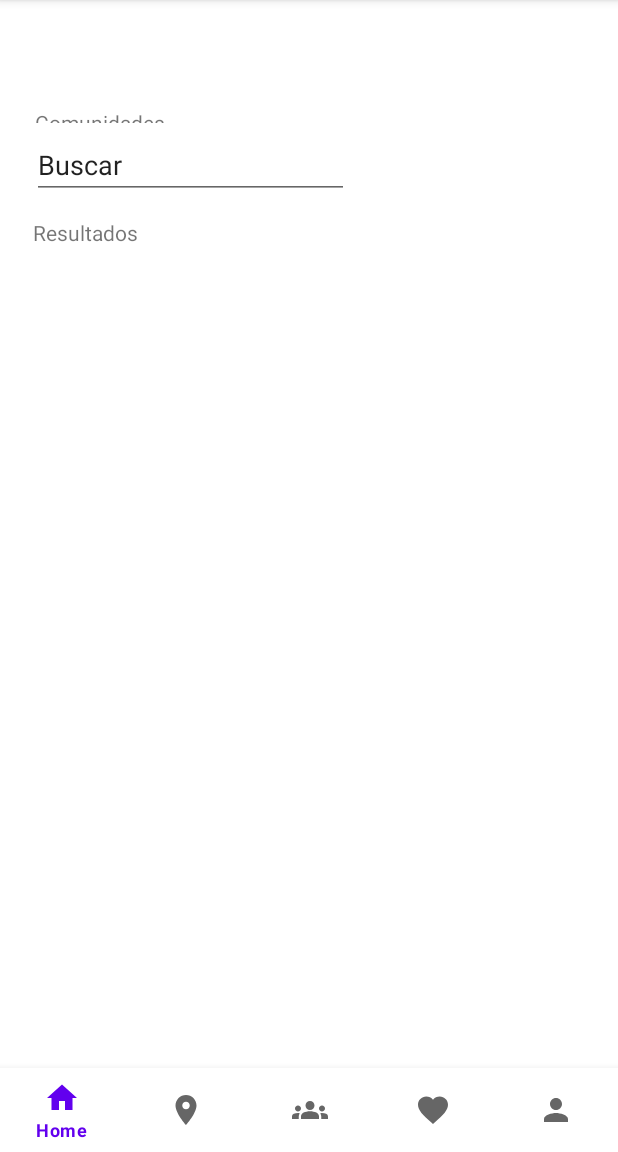
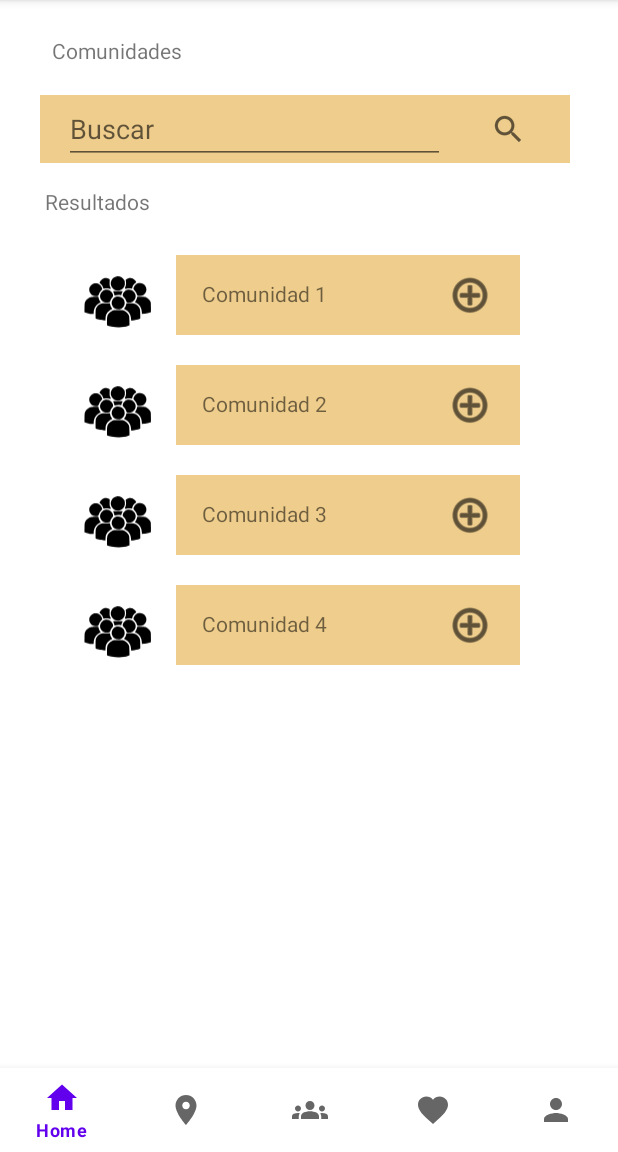
Before and after one commit to VictorV-R/EcoClub, an Android app: the fragment ComunityFragment placed in its activity, on a phone screen of 412 x 824 dp, the part 84-1236 px from its top. Run offline under Robolectric (Android 15) with nearby library versions, the phone set to English and light mode, and no system bars; pictures from the network do not load.

Commit message:
Avanzando con la plantilla de todas las comunidades

```diff
--- /dev/null
+++ b/app/src/main/java/com/example/ecoclub/View/Rectangulo.java
@@ -0,0 +1,35 @@
+package com.example.ecoclub.View;
+
+import android.content.Context;
+import android.graphics.Canvas;
+import android.graphics.Color;
+import android.graphics.Paint;
+import android.util.AttributeSet;
+import android.view.View;
+
+import androidx.annotation.Nullable;
+
+public class Rectangulo extends View {
+
+    //private Paint color;
+
+    public Rectangulo(Context context, @Nullable AttributeSet attrs) {
+        super(context, attrs);
+        //this.color = new Paint();
+    }
+
+    @Override
+    protected void onDraw(Canvas canvas) {
+        super.onDraw(canvas);
+
+        canvas.drawRGB(239, 205, 140);
+        /*
+        color.setColor(Color.GRAY);
+        //recibiendo el ancho y alto
+        int ancho = getWidth();
+        int alto = getHeight();
+
+        canvas.drawRect(0,0,ancho,alto, color);
+        */
+    }
+}
--- a/app/src/main/java/com/example/ecoclub/fragments/ComunityFragment.java
+++ b/app/src/main/java/com/example/ecoclub/fragments/ComunityFragment.java
@@ -3,19 +3,67 @@ package com.example.ecoclub.fragments;
 import android.os.Bundle;
 
 import androidx.fragment.app.Fragment;
+import androidx.recyclerview.widget.LinearLayoutManager;
+import androidx.recyclerview.widget.RecyclerView;
 
 import android.view.LayoutInflater;
 import android.view.View;
 import android.view.ViewGroup;
+import android.widget.ImageButton;
+import android.widget.Toast;
 
 import com.example.ecoclub.R;
+import com.example.ecoclub.news.AdapterComunity;
+
+import java.util.ArrayList;
 
 public class ComunityFragment extends Fragment {
+
+    //Recycler View
+    private ArrayList<String> listNameComunity;
+    private RecyclerView recycler;
+
+    private ImageButton btnSearch;
 
     @Override
     public View onCreateView(LayoutInflater inflater, ViewGroup container,
                              Bundle savedInstanceState) {
         // Inflate the layout for this fragment
-        return inflater.inflate(R.layout.fragment_comunity, container, false);
+        View view = inflater.inflate(R.layout.fragment_comunity, container, false);
+
+        referenciarAdaptador(view);
+
+        btnSearch = (ImageButton) view.findViewById(R.id.imgBtnSearch);
+        btnSearch.setOnClickListener(btnEvent);
+        return view;
     }
+
+    //para referenciar el adaptador y relacionarlo con el RecyclerView de Comunidades
+    //también se genera la informacion
+    private void referenciarAdaptador(View view) {
+        //Recycler View=======================
+        //Referenciamos el RecyclerView del layout
+        recycler = view.findViewById(R.id.idRecyclerComunity);
+        //para cargar una lista vertical
+        recycler.setLayoutManager(new LinearLayoutManager(getActivity(),
+                RecyclerView.VERTICAL, false));
+        //llenando datos de comunidad
+        listNameComunity = new ArrayList<>();
+        for (int i = 0; i < 10; i++){
+            listNameComunity.add("Comunidad "+ (i+1));
+        }
+        //enviamos los datos al adaptador de Comunidad
+        AdapterComunity adapter = new AdapterComunity(listNameComunity);
+        //por ultimo al recycler le enviamos el adaptador de la Comunidad
+        recycler.setAdapter(adapter);
+        ///===================================
+    }
+
+    //Evento cuando se ejecuta el boton de buscar comunidad
+    View.OnClickListener btnEvent = new View.OnClickListener() {
+        @Override
+        public void onClick(View view) {
+            Toast.makeText(getActivity(), "Si funciona el button image", Toast.LENGTH_LONG).show();
+        }
+    };
 }
--- /dev/null
+++ b/app/src/main/java/com/example/ecoclub/news/AdapterComunity.java
@@ -0,0 +1,63 @@
+package com.example.ecoclub.news;
+
+import android.view.LayoutInflater;
+import android.view.View;
+import android.view.ViewGroup;
+import android.widget.TextView;
+
+import androidx.annotation.NonNull;
+import androidx.recyclerview.widget.RecyclerView;
+
+import com.example.ecoclub.R;
+
+import java.util.ArrayList;
+
+public class AdapterComunity extends RecyclerView.Adapter<AdapterComunity.ViewHolderData> {
+
+    private ArrayList<String> listNameComunity;
+
+    public AdapterComunity(ArrayList<String> listNameComunity) {
+        this.listNameComunity = listNameComunity;
+    }
+
+    //Enlaza esta clase adaptador con el item(Comunity)
+    @Override
+    public ViewHolderData onCreateViewHolder(ViewGroup parent, int viewType) {
+        //inflamos el view y lo retornamos
+        View view = LayoutInflater.from(parent.getContext())
+                .inflate(R.layout.item_comunity, null, false);
+        return new ViewHolderData(view);
+    }
+
+    //establece la comunicacion entre el adaptador y la clase ViewHolderData
+    @Override
+    public void onBindViewHolder(@NonNull ViewHolderData holder, int position) {
+        //creamos un metodo en la clase ViewHolderData
+        holder.asignarDatos(this.listNameComunity.get(position));
+    }
+
+    //retorna el tamanio de la lista del item
+    @Override
+    public int getItemCount() {
+        return this.listNameComunity.size();
+    }
+
+    //clase ViewHolderData
+    public class ViewHolderData extends RecyclerView.ViewHolder {
+        //Aqui referenciamos los items del recycler view
+        //se juntarana varios item item_comunity
+
+        TextView data;
+
+        public ViewHolderData(@NonNull View itemView) {
+            super(itemView);
+            //buscando el item
+            data = (TextView) itemView.findViewById(R.id.idDataComunity);
+        }
+
+        //asignamos el string que llega del adaptador
+        public void asignarDatos(String s) {
+            data.setText(s);
+        }
+    }
+}
--- /dev/null
+++ b/app/src/main/res/drawable/idnp_person_8.xml
@@ -0,0 +1,62 @@
+<vector xmlns:android="http://schemas.android.com/apk/res/android"
+    android:width="285dp"
+    android:height="227dp"
+    android:viewportWidth="285"
+    android:viewportHeight="227">
+  <path
+      android:pathData="M139.3,20.1c-17.3,3.2 -27.2,21.7 -19.9,37.4 7.8,16.9 28.2,21.5 42,9.4 7,-6.2 9.1,-10.8 9.1,-20.4 0,-6.9 -0.4,-8.6 -2.7,-12.5 -6.2,-10.6 -17.2,-16 -28.5,-13.9z"
+      android:fillColor="#000000"
+      android:strokeColor="#00000000"/>
+  <path
+      android:pathData="M92,26.9c-7,2.3 -13.2,7.5 -16.4,13.7l-1.5,3.2 5.8,5.8c4.5,4.6 6.2,7.2 7.5,11.7 1.6,5.2 2.1,5.8 4,5.2 5.7,-1.7 13.7,-1.7 18.6,-0.1 7.5,2.5 8.7,1.1 5.2,-5.7 -2.4,-4.6 -2.7,-6.2 -2.6,-14.7 0.1,-5.2 0.3,-10.6 0.5,-12 0.3,-2 -0.4,-2.8 -3.8,-4.8 -4.6,-2.5 -13.2,-3.7 -17.3,-2.3z"
+      android:fillColor="#000000"
+      android:strokeColor="#00000000"/>
+  <path
+      android:pathData="M184.9,26.9c-3.7,1.2 -7.1,3.1 -9.6,5.3 -1.8,1.7 -2,2.4 -1.1,4.9 1.7,4.9 0.6,17.8 -1.9,22.9 -2,3.9 -2.1,4.6 -0.7,6.1 1.3,1.5 1.9,1.5 5.7,0.2 4.1,-1.5 15.1,-1.4 18.8,0.1 1.3,0.6 1.8,-0.1 2.4,-3 1.3,-7.2 6,-14.1 12.9,-19 2.7,-2 2.8,-2.1 1.3,-5 -2,-3.7 -7.2,-8.7 -11.6,-10.9 -3.9,-1.9 -12.5,-2.8 -16.2,-1.6z"
+      android:fillColor="#000000"
+      android:strokeColor="#00000000"/>
+  <path
+      android:pathData="M219.6,46.5c-5.9,2.1 -10.8,6.5 -13.8,12.5 -3.8,7.4 -3.6,9.6 1.1,13.7 4.2,3.5 10.1,14.1 10.1,17.9 0,1.8 0.8,2.4 5.1,3.4 12.3,3 24.3,-3.5 28.9,-15.8 7.3,-19.3 -11.8,-38.7 -31.4,-31.7z"
+      android:fillColor="#000000"
+      android:strokeColor="#00000000"/>
+  <path
+      android:pathData="M51.9,46.9c-7,2.3 -14.1,9.4 -15.9,16.1 -5.2,18.6 10.8,36.4 28.9,32 4.8,-1.1 5.1,-1.4 6.2,-5.3 1.8,-6.6 4.9,-11.9 9.5,-16.2 4.2,-3.8 4.3,-4.2 3.5,-7.8 -1.5,-6.2 -6.2,-12.9 -11.5,-16.1 -3.9,-2.5 -6.1,-3.1 -11.5,-3.3 -3.6,-0.1 -7.8,0.2 -9.2,0.6z"
+      android:fillColor="#000000"
+      android:strokeColor="#00000000"/>
+  <path
+      android:pathData="M95,70.9c-15.3,4.7 -23,21.3 -16.1,34.9 2.6,5 6.9,9.4 11.8,11.8 7.7,3.8 24.3,1.6 24.3,-3.4 0.1,-3 3.7,-9.8 7.4,-14 4.4,-4.8 4.6,-8.4 1.2,-15.8 -4.9,-10.5 -18,-16.7 -28.6,-13.5z"
+      android:fillColor="#000000"
+      android:strokeColor="#00000000"/>
+  <path
+      android:pathData="M178.7,71.5c-8.6,3.3 -15.1,10.6 -16.3,18.1 -0.6,4.3 -0.5,4.5 5,10.5 4.4,4.7 6,7.3 7.3,11.9 1.4,5 2.1,6.1 4.6,7 10.7,3.7 25,-2.7 29.8,-13.5 2.9,-6.6 3.2,-10.8 1.5,-17 -1.9,-6.5 -7,-12.6 -13,-15.7 -5.1,-2.6 -13.9,-3.2 -18.9,-1.3z"
+      android:fillColor="#000000"
+      android:strokeColor="#00000000"/>
+  <path
+      android:pathData="M126.5,77.7c2.1,4.7 4.4,12 4.5,13.7 0,1.3 0.5,1.6 1.8,1.1 6.4,-2.6 17.5,-3.2 22.3,-1.1 1.3,0.6 1.8,-0.1 2.4,-3 0.3,-2.1 1.5,-5.5 2.6,-7.6 1,-2 1.9,-4 1.9,-4.3 0,-0.3 -8.1,-0.5 -18.1,-0.5 -16.9,-0 -18.1,0.1 -17.4,1.7z"
+      android:fillColor="#000000"
+      android:strokeColor="#00000000"/>
+  <path
+      android:pathData="M136.6,97.5c-5.9,2.3 -9.9,5.7 -12.9,11.3 -3.9,7.1 -4.4,13.3 -1.8,20.3 7.9,20.8 35.6,22.5 45.5,2.7 6,-12.1 1.2,-26.8 -10.9,-33 -5.1,-2.7 -14.7,-3.3 -19.9,-1.3z"
+      android:fillColor="#000000"
+      android:strokeColor="#00000000"/>
+  <path
+      android:pathData="M44,98c-10.4,1.8 -19.8,9 -24.3,18.8 -1.9,4.1 -2.2,6.8 -2.5,21.8l-0.4,17.2 7.9,2.5c8.8,2.9 17.8,4.7 23.5,4.7 3.7,-0 3.8,-0.1 3.8,-3.8 0,-16.6 8.3,-31 21.6,-37.7l5.4,-2.8 -2.4,-3.1c-3,-4 -5.2,-9.1 -6.1,-14.5l-0.7,-4.1 -10.6,0.1c-5.9,0.1 -12.7,0.5 -15.2,0.9z"
+      android:fillColor="#000000"
+      android:strokeColor="#00000000"/>
+  <path
+      android:pathData="M217,99.4c0,3.9 -3.6,12.6 -6.5,15.6l-2.6,2.7 5.5,2.7c12.8,6.3 20.6,18.5 21.4,33.4l0.5,8.5 8.1,-0.6c4.7,-0.3 11.9,-1.8 17.1,-3.4l9,-2.9 0,-17.9c0,-16.8 -0.2,-18.3 -2.3,-22.7 -3,-6 -8.9,-11.9 -15,-14.9 -4.2,-2.1 -6.3,-2.4 -19.9,-2.7l-15.3,-0.3 0,2.5z"
+      android:fillColor="#000000"
+      android:strokeColor="#00000000"/>
+  <path
+      android:pathData="M78.6,124.5c-6.9,2.8 -13.3,8.7 -16.7,15.3 -2.2,4.3 -2.4,6.1 -2.7,22.1 -0.2,9.5 0,17.7 0.5,18.2 1.5,1.5 20.8,5.9 28.9,6.5l8.1,0.7 0.5,-9c0.3,-7.3 0.9,-10.1 3.3,-14.9 4.1,-8.5 12.8,-16.2 22.3,-20 0.1,-0.1 -1.3,-2.4 -3.2,-5.3 -1.9,-2.8 -4,-7.5 -4.6,-10.6l-1.1,-5.5 -14.7,-0c-13.3,-0 -15.3,0.3 -20.6,2.5z"
+      android:fillColor="#000000"
+      android:strokeColor="#00000000"/>
+  <path
+      android:pathData="M175.2,128c-0.9,3.9 -2.4,7.5 -4.8,10.6 -1.9,2.5 -3.4,4.7 -3.2,4.8 0.2,0.1 2.5,1.2 5.1,2.4 13.2,6.1 21.6,20.3 21.7,36.5l0,5.7 5.8,-0.6c7.3,-0.8 20.6,-3.8 25.5,-5.8l3.7,-1.6 0,-16c0,-19.6 -1.4,-24.6 -9.4,-32.6 -7.7,-7.6 -13.3,-9.4 -29.9,-9.4l-13.3,-0 -1.2,6z"
+      android:fillColor="#000000"
+      android:strokeColor="#00000000"/>
+  <path
+      android:pathData="M123.4,149.8c-6,2.5 -10.5,5.8 -14.1,10.6 -5.6,7.3 -6.5,11.3 -6.7,29.1l-0.1,16 2.5,1.2c1.4,0.6 8.4,2.4 15.5,3.9 22.2,4.5 45.5,3.5 62.3,-2.8l5.4,-2 -0.4,-17.2c-0.4,-15.6 -0.6,-17.5 -2.8,-22.1 -3.5,-7.2 -10.5,-13.8 -17.3,-16.4 -5.1,-1.9 -7.8,-2.1 -23,-2 -13.8,-0 -18,0.3 -21.3,1.7z"
+      android:fillColor="#000000"
+      android:strokeColor="#00000000"/>
+</vector>
--- a/app/src/main/res/layout/fragment_comunity.xml
+++ b/app/src/main/res/layout/fragment_comunity.xml
@@ -1,5 +1,6 @@
 <?xml version="1.0" encoding="utf-8"?>
-<RelativeLayout xmlns:android="http://schemas.android.com/apk/res/android"
+<androidx.constraintlayout.widget.ConstraintLayout xmlns:android="http://schemas.android.com/apk/res/android"
+    xmlns:app="http://schemas.android.com/apk/res-auto"
     xmlns:tools="http://schemas.android.com/tools"
     android:layout_width="match_parent"
     android:layout_height="match_parent"
@@ -14,27 +15,12 @@
         android:layout_alignParentTop="true"
         android:layout_alignParentEnd="true"
         android:layout_alignParentBottom="true"
-        android:layout_marginStart="23dp"
-        android:layout_marginTop="72dp"
-        android:layout_marginEnd="283dp"
-        android:layout_marginBottom="630dp"
-        android:text="@string/comunidades" />
-
-    <EditText
-        android:id="@+id/editTextTextPersonName2"
-        android:layout_width="wrap_content"
-        android:layout_height="wrap_content"
-        android:layout_alignParentStart="true"
-        android:layout_alignParentEnd="true"
-        android:layout_alignParentBottom="true"
-        android:layout_marginStart="21dp"
-        android:layout_marginEnd="179dp"
-        android:layout_marginBottom="579dp"
-        android:autofillHints="@string/buscar_auto_hint"
-        android:ems="10"
-        android:inputType="textPersonName"
-        android:labelFor="@id/textView2"
-        android:text="@string/buscar" />
+        android:layout_marginTop="24dp"
+        android:text="@string/comunidades"
+        app:layout_constraintEnd_toEndOf="parent"
+        app:layout_constraintHorizontal_bias="0.107"
+        app:layout_constraintStart_toStartOf="parent"
+        app:layout_constraintTop_toTopOf="parent"/>
 
     <TextView
         android:id="@+id/textView3"
@@ -43,17 +29,59 @@
         android:layout_alignParentStart="true"
         android:layout_alignParentEnd="true"
         android:layout_alignParentBottom="true"
-        android:layout_marginStart="22dp"
-        android:layout_marginEnd="319dp"
-        android:layout_marginBottom="547dp"
-        android:text="@string/resultados" />
+        android:layout_marginTop="16dp"
+        android:text="@string/resultados"
+        app:layout_constraintEnd_toEndOf="parent"
+        app:layout_constraintHorizontal_bias="0.087"
+        app:layout_constraintStart_toStartOf="parent"
+        app:layout_constraintTop_toBottomOf="@+id/rectangulo"/>
+
+    <com.example.ecoclub.View.Rectangulo
+        android:id="@+id/rectangulo"
+        android:layout_width="353dp"
+        android:layout_height="45dp"
+        android:layout_marginTop="20dp"
+        app:layout_constraintEnd_toEndOf="parent"
+        app:layout_constraintHorizontal_bias="0.454"
+        app:layout_constraintStart_toStartOf="parent"
+        app:layout_constraintTop_toBottomOf="@+id/textView2" />
+
+    <EditText
+        android:id="@+id/editTextTextPersonName2"
+        android:layout_width="254dp"
+        android:layout_height="46dp"
+        android:layout_marginStart="16dp"
+        android:ems="10"
+        android:hint="@string/buscar"
+        android:inputType="textPersonName"
+        app:layout_constraintBottom_toBottomOf="@+id/rectangulo"
+        app:layout_constraintStart_toStartOf="@+id/rectangulo"
+        app:layout_constraintTop_toTopOf="@+id/rectangulo" />
+
+    <ImageButton
+        android:id="@+id/imgBtnSearch"
+        android:layout_width="wrap_content"
+        android:layout_height="wrap_content"
+        android:background="@color/color_content"
+        android:src="?android:attr/actionModeWebSearchDrawable"
+        app:layout_constraintBottom_toBottomOf="@+id/rectangulo"
+        app:layout_constraintEnd_toEndOf="@+id/rectangulo"
+        app:layout_constraintStart_toEndOf="@+id/editTextTextPersonName2"
+        app:layout_constraintTop_toTopOf="@+id/rectangulo" />
+
 
     <androidx.recyclerview.widget.RecyclerView
-        android:layout_width="298dp"
-        android:layout_height="450dp"
-        android:layout_alignParentEnd="true"
-        android:layout_alignParentBottom="true"
-        android:layout_marginEnd="61dp"
-        android:layout_marginBottom="65dp" />
+        android:id="@+id/idRecyclerComunity"
+        android:layout_width="339dp"
+        android:layout_height="278dp"
+        android:layout_marginLeft="30dp"
+        android:layout_marginTop="24dp"
+        android:layout_marginRight="30dp"
+        app:layout_constraintBottom_toBottomOf="parent"
+        app:layout_constraintEnd_toEndOf="parent"
+        app:layout_constraintHorizontal_bias="0.583"
+        app:layout_constraintStart_toStartOf="parent"
+        app:layout_constraintTop_toBottomOf="@+id/textView3"
+        app:layout_constraintVertical_bias="0.0" />
 
-</RelativeLayout>
+</androidx.constraintlayout.widget.ConstraintLayout>
--- /dev/null
+++ b/app/src/main/res/layout/item_comunity.xml
@@ -0,0 +1,73 @@
+<?xml version="1.0" encoding="utf-8"?>
+<androidx.constraintlayout.widget.ConstraintLayout xmlns:android="http://schemas.android.com/apk/res/android"
+    xmlns:app="http://schemas.android.com/apk/res-auto"
+    xmlns:tools="http://schemas.android.com/tools"
+    android:layout_width="match_parent"
+    android:layout_height="match_parent">
+
+    <com.example.ecoclub.View.Rectangulo
+        android:id="@+id/rectangulo2"
+        android:layout_width="match_parent"
+        android:layout_height="53dp"
+        android:layout_marginLeft="80dp"
+        android:layout_marginRight="30dp"
+        app:layout_constraintBottom_toBottomOf="parent"
+        app:layout_constraintEnd_toEndOf="parent"
+        app:layout_constraintHorizontal_bias="0.0"
+        app:layout_constraintStart_toStartOf="parent"
+        app:layout_constraintTop_toTopOf="parent"
+        app:layout_constraintVertical_bias="0.105" />
+
+    <TextView
+        android:id="@+id/idDataComunity"
+        android:layout_width="wrap_content"
+        android:layout_height="wrap_content"
+        android:text="Comunidad n"
+        app:layout_constraintBottom_toBottomOf="@+id/rectangulo2"
+        app:layout_constraintEnd_toEndOf="@+id/rectangulo2"
+        app:layout_constraintHorizontal_bias="0.119"
+        app:layout_constraintStart_toStartOf="@+id/rectangulo2"
+        app:layout_constraintTop_toTopOf="@+id/rectangulo2"
+        app:layout_constraintVertical_bias="0.47" />
+
+    <ImageButton
+        android:id="@+id/imageButton"
+        android:layout_width="48dp"
+        android:layout_height="52dp"
+        android:background="@color/color_content"
+        app:layout_constraintBottom_toBottomOf="@+id/rectangulo2"
+        app:layout_constraintEnd_toEndOf="@+id/rectangulo2"
+        app:layout_constraintHorizontal_bias="0.882"
+        app:layout_constraintStart_toEndOf="@+id/idDataComunity"
+        app:layout_constraintTop_toTopOf="@+id/rectangulo2"
+        app:layout_constraintVertical_bias="0.238"
+        app:srcCompat="@android:drawable/ic_menu_add"
+        app:tint="#000000" />
+
+    <Space
+        android:id="@+id/space"
+        android:layout_width="match_parent"
+        android:layout_height="10dp"
+        android:layout_marginTop="8dp"
+        app:layout_constraintEnd_toEndOf="parent"
+        app:layout_constraintHorizontal_bias="0.0"
+        app:layout_constraintStart_toStartOf="parent"
+        app:layout_constraintTop_toBottomOf="@+id/rectangulo2" />
+
+    <androidx.constraintlayout.widget.Group
+        android:id="@+id/group"
+        android:layout_width="wrap_content"
+        android:layout_height="wrap_content" />
+
+    <ImageView
+        android:id="@+id/imageView15"
+        android:layout_width="50dp"
+        android:layout_height="45dp"
+        app:layout_constraintBottom_toTopOf="@+id/space"
+        app:layout_constraintEnd_toStartOf="@+id/rectangulo2"
+        app:layout_constraintHorizontal_bias="0.533"
+        app:layout_constraintStart_toStartOf="parent"
+        app:layout_constraintTop_toTopOf="@+id/rectangulo2"
+        app:srcCompat="@drawable/idnp_person_8" />
+
+</androidx.constraintlayout.widget.ConstraintLayout>
--- a/app/src/main/res/values/colors.xml
+++ b/app/src/main/res/values/colors.xml
@@ -7,6 +7,7 @@
     <color name="color_quaternary">#EE4953</color>
     <color name="color_quinary">#934CCB</color>
     <color name="bg_edt">#EBE4D4</color>
+    <color name="color_content">#FFEFCD8C</color>
 
     <color name="purple_200">#FFBB86FC</color>
     <color name="purple_500">#FF6200EE</color>
```
